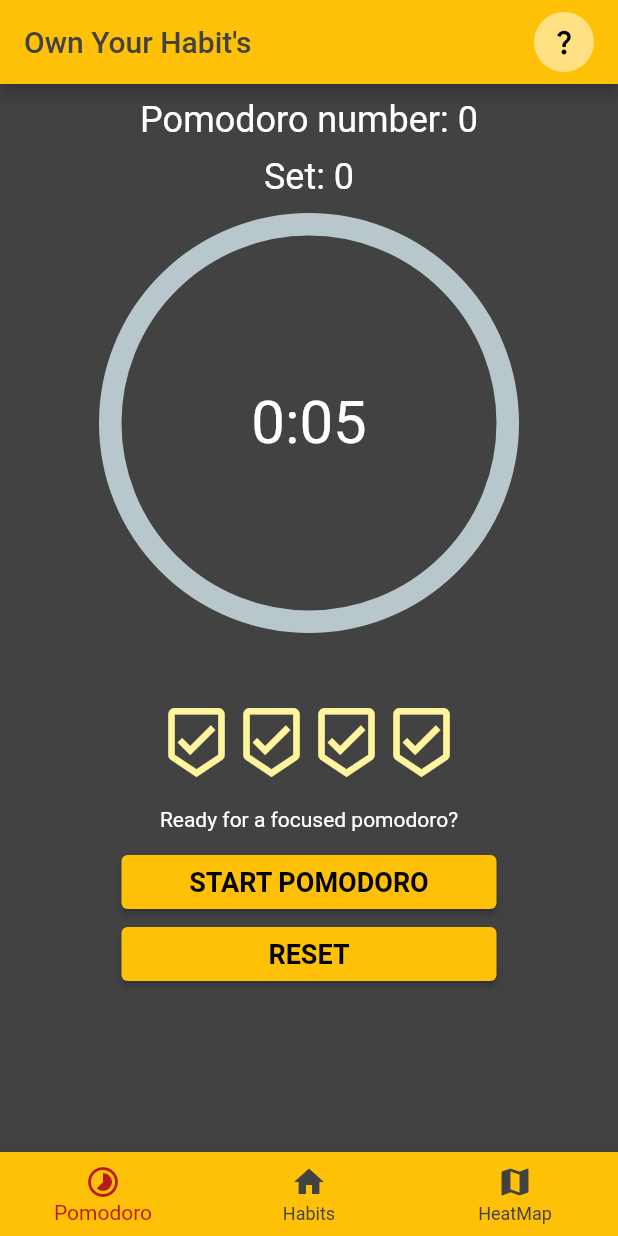
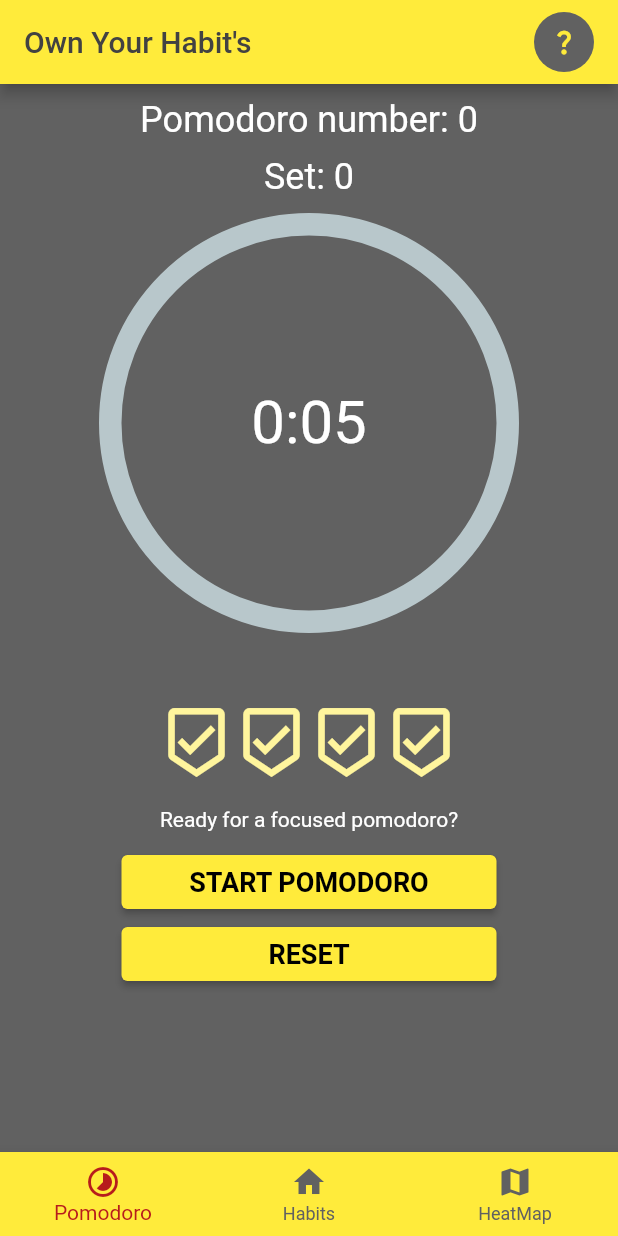
Before and after one commit to patrickkoszewski/habit_tracker_hive_local_storage, a Flutter app: the screen it shows after launch, on a phone screen of 412 x 824 dp. Run offline on Flutter 3.47's test engine with Material 2 defaults, Android fonts, the phone set to English and light mode, and no system bars; drawn by our look-alikes of percent_indicator; our stand-ins replace audioplayers, flutter_heatmap_calendar, flutter_slidable, hive_flutter; accounts and stored records are empty.

Commit message:
Change color Add description files

```diff
--- a/lib/main.dart
+++ b/lib/main.dart
@@ -20,7 +20,7 @@ class MyApp extends StatelessWidget {
     return MaterialApp(
       debugShowCheckedModeBanner: false,
       home: const HomePage(),
-      theme: ThemeData(primarySwatch: Colors.amber),
+      theme: ThemeData(primarySwatch: Colors.yellow),
     );
   }
 }
--- a/lib/pages/habit_page.dart
+++ b/lib/pages/habit_page.dart
@@ -119,7 +119,7 @@ class _HabitPageState extends State<HabitPage> {
   @override
   Widget build(BuildContext context) {
     return Scaffold(
-      backgroundColor: Colors.grey[800],
+      backgroundColor: Colors.grey[700],
       floatingActionButton: MyFloatingActionButton(
         onPressed: createNewHabit,
       ),
--- a/lib/pages/heat_map_page.dart
+++ b/lib/pages/heat_map_page.dart
@@ -44,7 +44,7 @@ class _HeatMapPageState extends State<HeatMapPage> {
   @override
   Widget build(BuildContext context) {
     return Scaffold(
-      backgroundColor: Colors.grey[800],
+      backgroundColor: Colors.grey[700],
       body: Center(
         child: Column(
           children: [
--- a/lib/pages/home_page.dart
+++ b/lib/pages/home_page.dart
@@ -32,6 +32,7 @@ class _HomePageState extends State<HomePage> {
   @override
   Widget build(BuildContext context) {
     return Scaffold(
+      backgroundColor: Colors.grey[700],
       appBar: AppBar(
         title: Row(
           mainAxisAlignment: MainAxisAlignment.spaceBetween,
@@ -60,10 +61,11 @@ class _HomePageState extends State<HomePage> {
                   child: Container(
                     height: 40,
                     width: 40,
-                    color: Colors.amber[200],
+                    color: Colors.grey[700],
                     child: const Icon(
                       Icons.question_mark,
                       size: 20,
+                      color: Colors.yellow,
                     ),
                   )),
             ),
@@ -89,8 +91,8 @@ class _HomePageState extends State<HomePage> {
           ),
         ],
         currentIndex: _selectedIndex,
-        backgroundColor: Colors.amber,
-        unselectedItemColor: Colors.grey[800],
+        backgroundColor: Colors.yellow,
+        unselectedItemColor: Colors.grey[700],
         selectedItemColor: Colors.red[900],
         onTap: _onItemTapped,
       ),
--- a/lib/pages/pomodoro_page.dart
+++ b/lib/pages/pomodoro_page.dart
@@ -52,7 +52,7 @@ class _PomodoroPageState extends State<PomodoroPage> {
   Widget build(BuildContext context) {
     return Scaffold(
       //appBar: AppBar(title: const Center(child: Text('Title'))),
-      backgroundColor: Colors.grey[800],
+      backgroundColor: Colors.grey[700],
       body: SafeArea(
           child: Center(
         child: Column(
```
Also changed, not shown: lib/widget/habit_guide.dart (added, +50 -0 lines), lib/widget/heatmap_guide.dart (added, +50 -0 lines).
